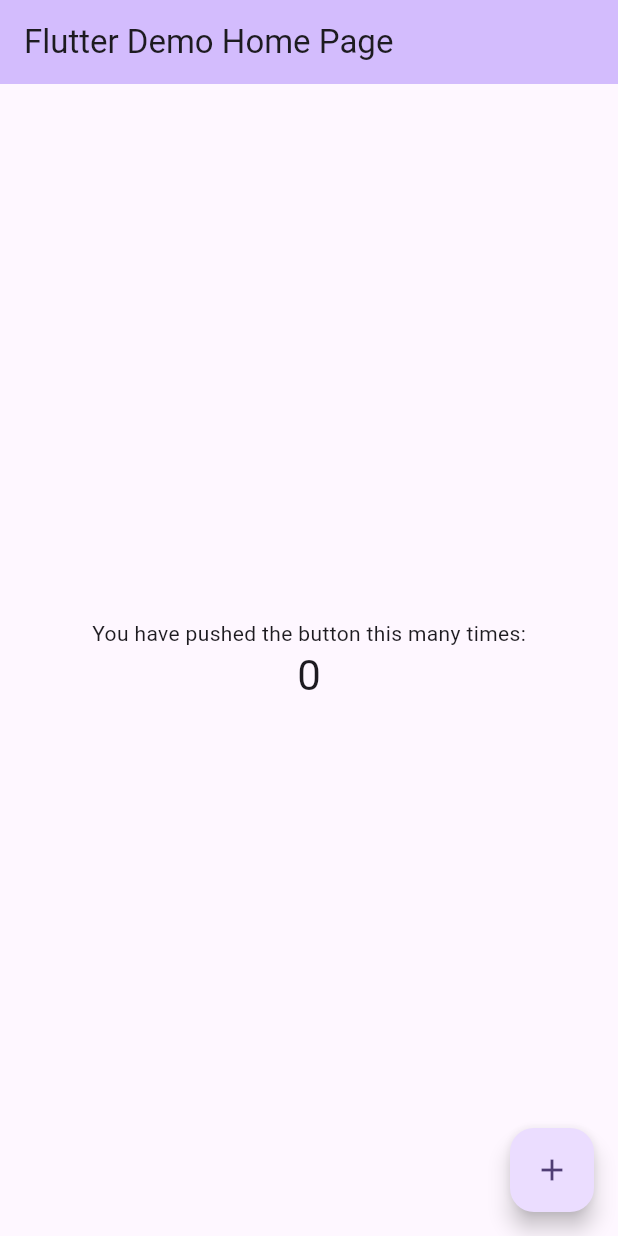
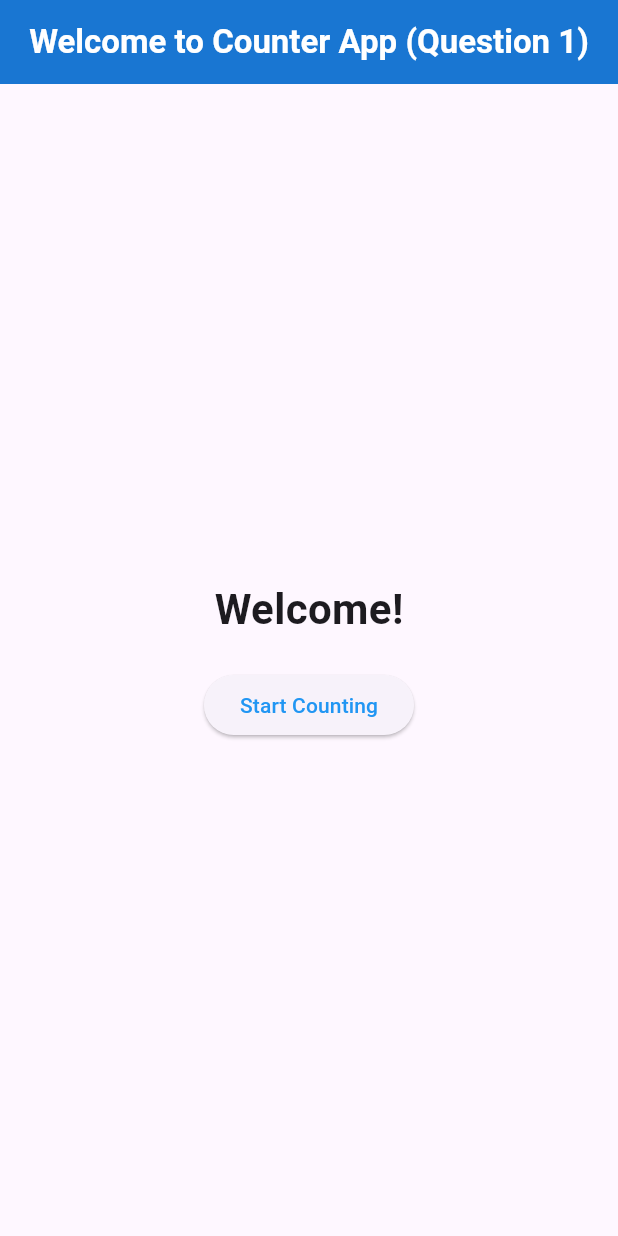
Before and after one commit to vernon-fetter/Littlefish-Flutter-Technical-Assessment, a Flutter app: the screen it shows after launch, on a phone screen of 412 x 824 dp. Run offline on Flutter 3.47's test engine with Material 3 defaults, Android fonts, the phone set to English and light mode, and no system bars.

Commit message:
Welcome Screen added.

```diff
--- a/question_1/lib/main.dart
+++ b/question_1/lib/main.dart
@@ -1,4 +1,5 @@
 import 'package:flutter/material.dart';
+import 'package:question_1/ui/welcome/welcome.dart';
 
 void main() {
   runApp(const MyApp());
@@ -7,119 +8,20 @@
 class MyApp extends StatelessWidget {
   const MyApp({super.key});
 
-  // This widget is the root of your application.
   @override
   Widget build(BuildContext context) {
     return MaterialApp(
-      title: 'Flutter Demo',
+      title: 'Question 1',
       theme: ThemeData(
-        // This is the theme of your application.
-        //
-        // TRY THIS: Try running your application with "flutter run". You'll see
-        // the application has a purple toolbar. Then, without quitting the app,
-        // try changing the seedColor in the colorScheme below to Colors.green
-        // and then invoke "hot reload" (save your changes or press the "hot
-        // reload" button in a Flutter-supported IDE, or press "r" if you used
-        // the command line to start the app).
-        //
-        // Notice that the counter didn't reset back to zero; the application
-        // state is not lost during the reload. To reset the state, use hot
-        // restart instead.
-        //
-        // This works for code too, not just values: Most code changes can be
-        // tested with just a hot reload.
-        colorScheme: ColorScheme.fromSeed(seedColor: Colors.deepPurple),
+        primarySwatch: Colors.blue,
+        visualDensity: VisualDensity.adaptivePlatformDensity,
         useMaterial3: true,
       ),
-      home: const MyHomePage(title: 'Flutter Demo Home Page'),
+      debugShowCheckedModeBanner: false,
+      initialRoute: '/',
+    routes: {
+      '/': (context) => const WelcomeScreen(),
+    },
     );
   }
 }
-
-class MyHomePage extends StatefulWidget {
-  const MyHomePage({super.key, required this.title});
-
-  // This widget is the home page of your application. It is stateful, meaning
-  // that it has a State object (defined below) that contains fields that affect
-  // how it looks.
-
-  // This class is the configuration for the state. It holds the values (in this
-  // case the title) provided by the parent (in this case the App widget) and
-  // used by the build method of the State. Fields in a Widget subclass are
-  // always marked "final".
-
-  final String title;
-
-  @override
-  State<MyHomePage> createState() => _MyHomePageState();
-}
-
-class _MyHomePageState extends State<MyHomePage> {
-  int _counter = 0;
-
-  void _incrementCounter() {
-    setState(() {
-      // This call to setState tells the Flutter framework that something has
-      // changed in this State, which causes it to rerun the build method below
-      // so that the display can reflect the updated values. If we changed
-      // _counter without calling setState(), then the build method would not be
-      // called again, and so nothing would appear to happen.
-      _counter++;
-    });
-  }
-
-  @override
-  Widget build(BuildContext context) {
-    // This method is rerun every time setState is called, for instance as done
-    // by the _incrementCounter method above.
-    //
-    // The Flutter framework has been optimized to make rerunning build methods
-    // fast, so that you can just rebuild anything that needs updating rather
-    // than having to individually change instances of widgets.
-    return Scaffold(
-      appBar: AppBar(
-        // TRY THIS: Try changing the color here to a specific color (to
-        // Colors.amber, perhaps?) and trigger a hot reload to see the AppBar
-        // change color while the other colors stay the same.
-        backgroundColor: Theme.of(context).colorScheme.inversePrimary,
-        // Here we take the value from the MyHomePage object that was created by
-        // the App.build method, and use it to set our appbar title.
-        title: Text(widget.title),
-      ),
-      body: Center(
-        // Center is a layout widget. It takes a single child and positions it
-        // in the middle of the parent.
-        child: Column(
-          // Column is also a layout widget. It takes a list of children and
-          // arranges them vertically. By default, it sizes itself to fit its
-          // children horizontally, and tries to be as tall as its parent.
-          //
-          // Column has various properties to control how it sizes itself and
-          // how it positions its children. Here we use mainAxisAlignment to
-          // center the children vertically; the main axis here is the vertical
-          // axis because Columns are vertical (the cross axis would be
-          // horizontal).
-          //
-          // TRY THIS: Invoke "debug painting" (choose the "Toggle Debug Paint"
-          // action in the IDE, or press "p" in the console), to see the
-          // wireframe for each widget.
-          mainAxisAlignment: MainAxisAlignment.center,
-          children: <Widget>[
-            const Text(
-              'You have pushed the button this many times:',
-            ),
-            Text(
-              '$_counter',
-              style: Theme.of(context).textTheme.headlineMedium,
-            ),
-          ],
-        ),
-      ),
-      floatingActionButton: FloatingActionButton(
-        onPressed: _incrementCounter,
-        tooltip: 'Increment',
-        child: const Icon(Icons.add),
-      ), // This trailing comma makes auto-formatting nicer for build methods.
-    );
-  }
-}
--- /dev/null
+++ b/question_1/lib/ui/welcome/welcome.dart
@@ -0,0 +1,49 @@
+import 'package:flutter/material.dart';
+
+class WelcomeScreen extends StatelessWidget {
+  const WelcomeScreen({super.key});
+
+  @override
+  Widget build(BuildContext context) {
+    return Scaffold(
+      appBar: AppBar(
+        title: const Text(
+          "Welcome to Counter App (Question 1)",
+          style: TextStyle(
+            color: Colors.white,
+            fontWeight: FontWeight.bold,
+          ),
+        ),
+        backgroundColor: Colors.blue[700],
+        elevation: 0,
+        centerTitle: true,
+      ),
+      body: Center(
+        child: Column(
+          mainAxisAlignment: MainAxisAlignment.center,
+          children: [
+            const Text(
+              "Welcome!",
+              style: TextStyle(
+                fontSize: 28,
+                fontWeight: FontWeight.bold,
+              ),
+            ),
+            const SizedBox(height: 20),
+            ElevatedButton(
+              onPressed: () {
+                Navigator.pushReplacementNamed(context, '/counter');
+              },
+              child: const Text(
+                "Start Counting",
+                style: TextStyle(
+                  color: Colors.blue,
+                ),
+              ),
+            ),
+          ],
+        ),
+      ),
+    );
+  }
+}
```
Also changed, not shown: question_1/lib/state/bloc/bloc.dart (added), question_1/lib/ui/counter/counter.dart (added).
